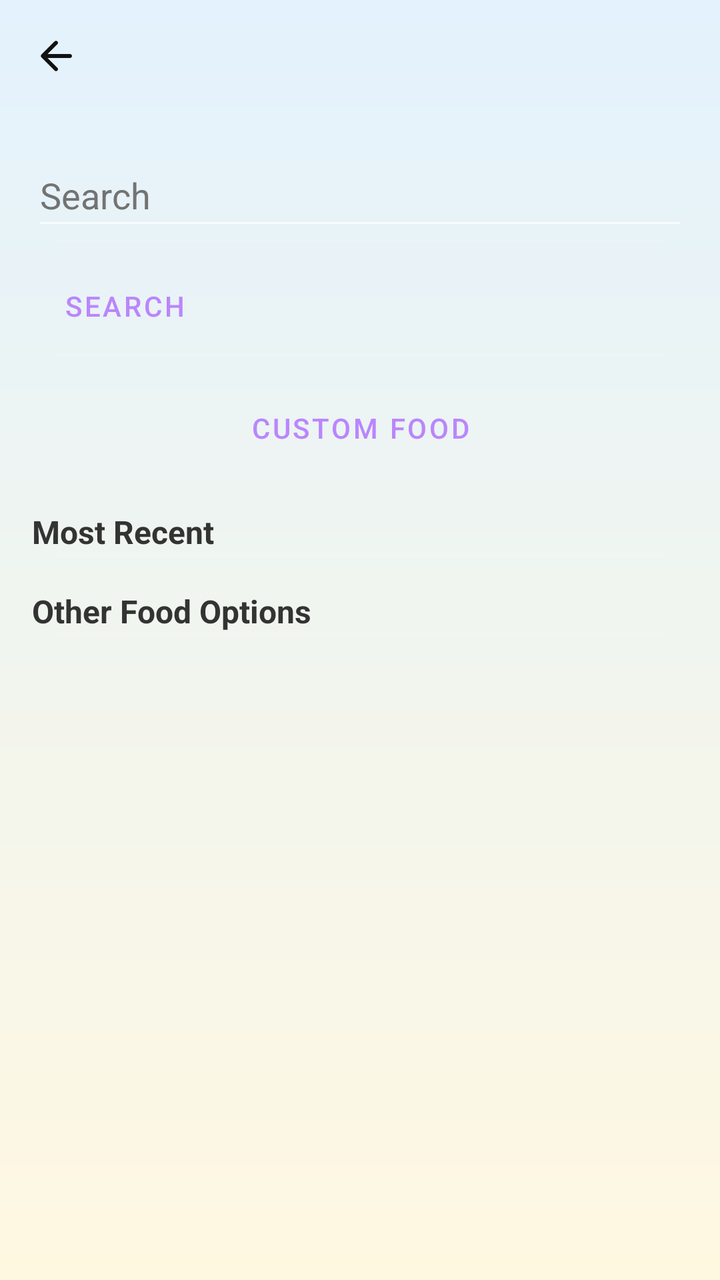
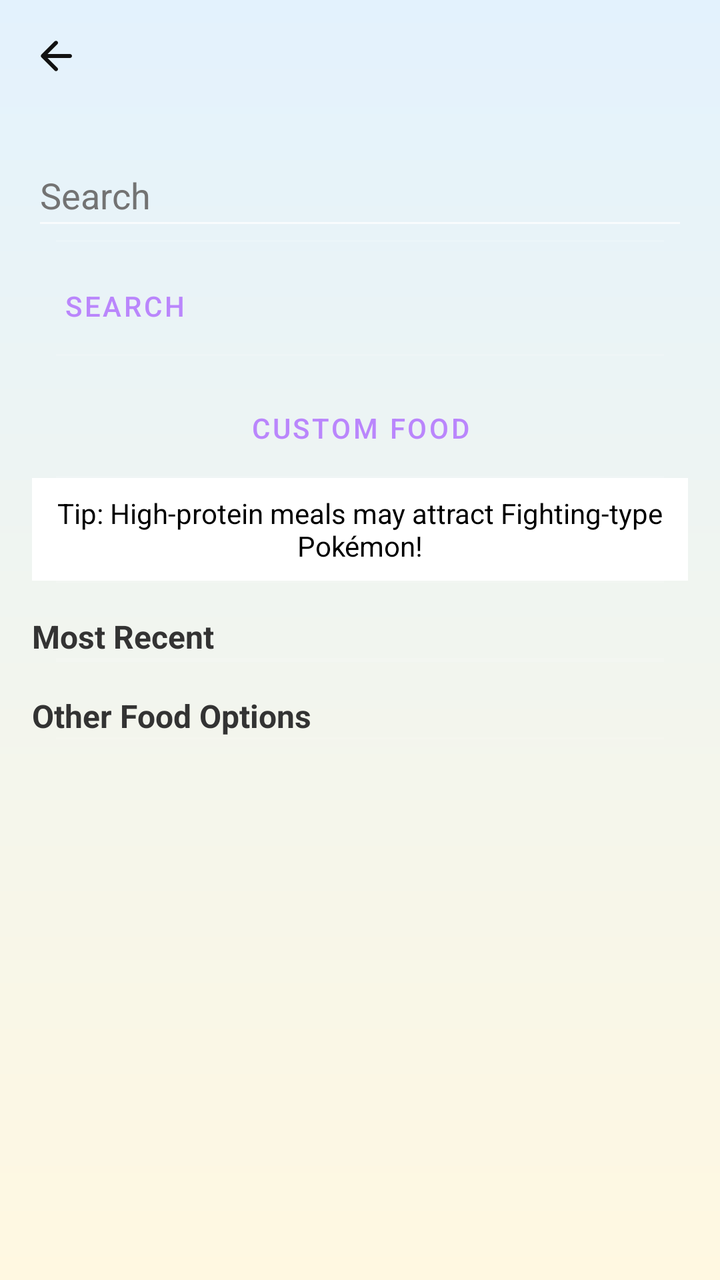

Compare the two renders of this Android layout. The source of the first and the diff that turns it into the second are given below.
<!-- AndroidManifest.xml: application theme Theme.PokemonMealtimeMasters -->
<!-- res/layout/sheet_meal_logging.xml -->
<?xml version="1.0" encoding="utf-8"?>
<LinearLayout
    xmlns:android="http://schemas.android.com/apk/res/android"
    xmlns:app ="http://schemas.android.com/apk/res-auto"
    android:orientation="vertical"
    android:background="@drawable/bg_gradient"
    android:layout_width="match_parent"
    android:layout_height="match_parent">

    <com.google.android.material.appbar.MaterialToolbar
        android:id="@+id/toolbar"
        android:layout_width="match_parent"
        android:layout_height="?attr/actionBarSize"
        app:navigationIcon="@drawable/ic_back_arrow"
        android:background="@android:color/transparent"
        android:title="@string/log_a_meal"
        android:titleTextColor="@android:color/black"/>

    <ScrollView
        android:layout_width="match_parent"
        android:layout_height="0dp"
        android:layout_weight="1"
        android:padding="16dp">

        <LinearLayout
            android:orientation="vertical"
            android:layout_width="match_parent"
            android:layout_height="wrap_content"
            android:divider="?android:attr/dividerVertical"
            android:showDividers="middle"
            android:dividerPadding="12dp">

            
            <EditText
                android:id="@+id/search_input"
                android:layout_width="match_parent"
                android:layout_height="wrap_content"
                android:autofillHints=""
                android:hint="@string/search"
                android:inputType="text"
                android:minHeight="48dp"
                android:textColor="@android:color/black"
                android:textColorHint="@color/grey" />

            
            <Button
                android:id="@+id/search_button"
                style="@style/Widget.MaterialComponents.Button.OutlinedButton"
                android:layout_width="wrap_content"
                android:layout_height="wrap_content"
                android:text="@string/search"
                android:layout_marginTop="8dp"/>

            
            <Button
                android:id="@+id/button_custom_food"
                style="@style/Widget.MaterialComponents.Button.OutlinedButton"
                android:layout_width="match_parent"
                android:layout_height="wrap_content"
                android:text="@string/custom_food"
                android:layout_marginTop="12dp"/>

            
            <androidx.recyclerview.widget.RecyclerView
                android:id="@+id/search_results_recycler"
                android:layout_width="match_parent"
                android:layout_height="wrap_content"
                android:nestedScrollingEnabled="false"
                android:visibility="gone"
                android:layout_marginTop="12dp"/>

            
            <TextView
                android:layout_width="wrap_content"
                android:layout_height="wrap_content"
                android:text="@string/most_recent"
                android:textSize="16sp"
                android:textStyle="bold"
                android:textColor="#333"
                android:layout_marginTop="16dp"/>

            <androidx.recyclerview.widget.RecyclerView
                android:id="@+id/recycler_recent"
                android:layout_width="match_parent"
                android:layout_height="wrap_content"
                android:nestedScrollingEnabled="false"/>

            
            <TextView
                android:layout_width="wrap_content"
                android:layout_height="wrap_content"
                android:text="@string/other_food_options"
                android:textSize="16sp"
                android:textStyle="bold"
                android:textColor="#333"
                android:layout_marginTop="16dp"/>

            <androidx.recyclerview.widget.RecyclerView
                android:id="@+id/recycler_preset"
                android:layout_width="match_parent"
                android:layout_height="wrap_content"
                android:nestedScrollingEnabled="false"/>

        </LinearLayout>
    </ScrollView>
</LinearLayout>
<!-- resources referenced by this layout -->
<resources>
  <color name="grey">#737373</color>
  <!-- drawable bg_gradient (drawable) -->
  <?xml version="1.0" encoding="utf-8"?>
  <shape xmlns:android="http://schemas.android.com/apk/res/android">
      <gradient
          android:angle="270"
          android:startColor="#FFE3F2FD"
          android:endColor="#FFFFF8E1"
          android:type="linear"/>
  </shape>
  <!-- drawable ic_back_arrow (drawable) -->
  <vector xmlns:android="http://schemas.android.com/apk/res/android" android:autoMirrored="true" android:height="24dp" android:tint="#121212" android:viewportHeight="24" android:viewportWidth="24" android:width="24dp">
        
      <path android:fillColor="@android:color/white" android:pathData="M19,11H7.83l4.88,-4.88c0.39,-0.39 0.39,-1.03 0,-1.42 -0.39,-0.39 -1.02,-0.39 -1.41,0l-6.59,6.59c-0.39,0.39 -0.39,1.02 0,1.41l6.59,6.59c0.39,0.39 1.02,0.39 1.41,0 0.39,-0.39 0.39,-1.02 0,-1.41L7.83,13H19c0.55,0 1,-0.45 1,-1s-0.45,-1 -1,-1z"/>
      
  </vector>
  <string name="custom_food">Custom Food</string>
  <string name="log_a_meal">Log a Meal</string>
  <string name="most_recent">Most Recent</string>
  <string name="other_food_options">Other Food Options</string>
  <string name="search">Search</string>
  <style name="Theme.PokemonMealtimeMasters" parent="Theme.MaterialComponents.NoActionBar">
      </style>
</resources>

<!-- the commit's change to res/layout/sheet_meal_logging.xml (unified diff, before → after) -->
@@ -61,6 +61,19 @@
                 android:layout_marginTop="12dp"/>
 
             
+            <TextView
+                android:id="@+id/text_nutrition_tip"
+                android:layout_width="match_parent"
+                android:layout_height="wrap_content"
+                android:text="Tip: High-protein meals may attract Fighting-type Pokémon!"
+                android:textSize="14sp"
+                android:textColor="@android:color/black"
+                android:padding="8dp"
+                android:background="@color/cardview_light_background"
+                android:gravity="center_horizontal"/>
+
+
+            
             <androidx.recyclerview.widget.RecyclerView
                 android:id="@+id/search_results_recycler"
                 android:layout_width="match_parent"
